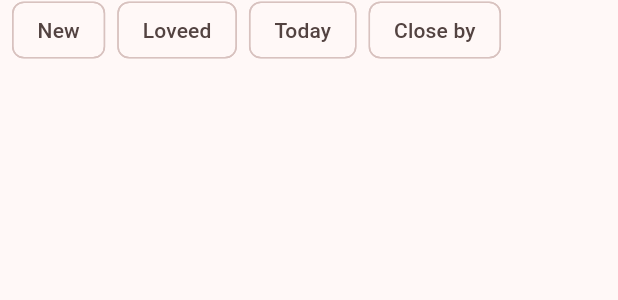
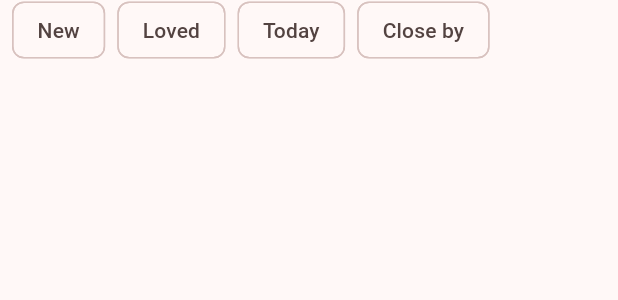
Before and after one commit to timokz/flutter-vienna-hackathon-25, a Flutter app: the FilterChipsBar widget shown alone on an empty page, opened directly with empty values, on a phone screen of 412 x 824 dp. Shown: the top 300 px of the screen. Run offline on Flutter 3.47's test engine with Material 3 defaults, Android fonts, the phone set to English and light mode, and no system bars; our stand-ins replace cached_network_image, carousel_slider, flutter_dotenv, flutter_spinkit, go_router, google_fonts and 4 more; missing offline and left inert: mapsforge_flutter, serverpod, serverpod_auth_client, serverpod_auth_server, serverpod_client, serverpod_flutter; statements that could not run were skipped.

Commit message:
fix typo

```diff
--- a/wien_talks/wien_talks_flutter/lib/widgets/filter_chips_bar.dart
+++ b/wien_talks/wien_talks_flutter/lib/widgets/filter_chips_bar.dart
@@ -37,7 +37,7 @@ class FilterChipsBar extends StatelessWidget {
           ),
           const SizedBox(width: 8),
           ChoiceChip(
-            label: const Text('Loveed'),
+            label: const Text('Loved'),
             selected: sort == 'top',
             onSelected: (_) => onSortChanged('top'),
           ),
```
